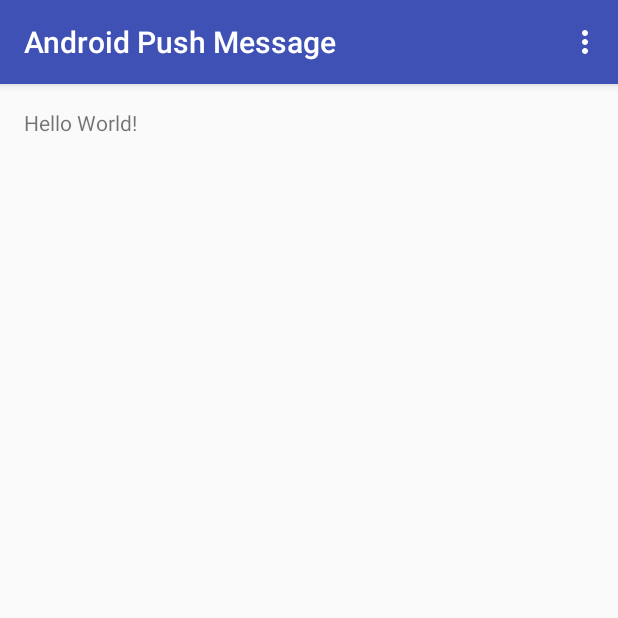
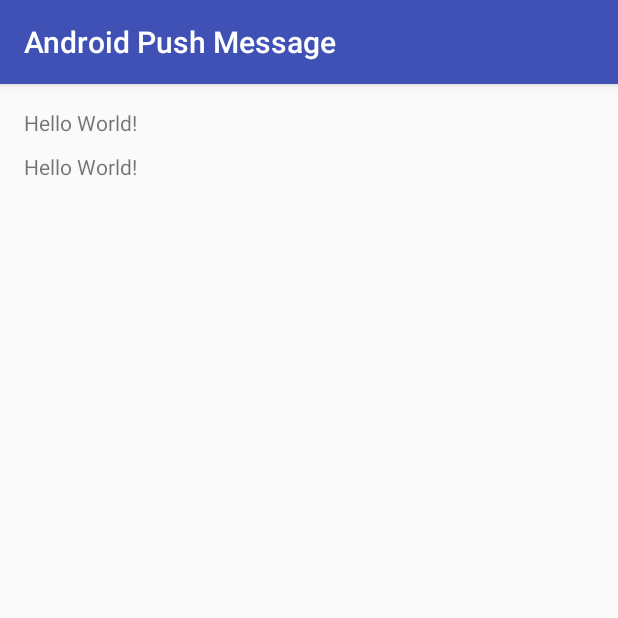
Before and after one commit to chicobentojr/android-push-message, an Android app: the screen it shows after launch (MainActivity), on a phone screen of 412 x 824 dp, the top half of it. Run offline under Robolectric (Android 15) with nearby library versions, the phone set to English and light mode, and no system bars; libraries missing offline, so code that uses them is left out: de.greenrobot.event; 1 statement that could not run was skipped.

Commit message:
Implement basic estruture to receive push message

```diff
--- a/app/src/main/java/br/com/chicobentojr/androidpushmessage/MainActivity.java
+++ /dev/null
@@ -1,52 +0,0 @@
-package br.com.chicobentojr.androidpushmessage;
-
-import android.os.Bundle;
-import android.support.design.widget.FloatingActionButton;
-import android.support.design.widget.Snackbar;
-import android.support.v7.app.AppCompatActivity;
-import android.support.v7.widget.Toolbar;
-import android.view.View;
-import android.view.Menu;
-import android.view.MenuItem;
-
-public class MainActivity extends AppCompatActivity {
-
-    @Override
-    protected void onCreate(Bundle savedInstanceState) {
-        super.onCreate(savedInstanceState);
-        setContentView(R.layout.activity_main);
-        Toolbar toolbar = (Toolbar) findViewById(R.id.toolbar);
-        setSupportActionBar(toolbar);
-
-        FloatingActionButton fab = (FloatingActionButton) findViewById(R.id.fab);
-        fab.setOnClickListener(new View.OnClickListener() {
-            @Override
-            public void onClick(View view) {
-                Snackbar.make(view, "Replace with your own action", Snackbar.LENGTH_LONG)
-                        .setAction("Action", null).show();
-            }
-        });
-    }
-
-    @Override
-    public boolean onCreateOptionsMenu(Menu menu) {
-        // Inflate the menu; this adds items to the action bar if it is present.
-        getMenuInflater().inflate(R.menu.menu_main, menu);
-        return true;
-    }
-
-    @Override
-    public boolean onOptionsItemSelected(MenuItem item) {
-        // Handle action bar item clicks here. The action bar will
-        // automatically handle clicks on the Home/Up button, so long
-        // as you specify a parent activity in AndroidManifest.xml.
-        int id = item.getItemId();
-
-        //noinspection SimplifiableIfStatement
-        if (id == R.id.action_settings) {
-            return true;
-        }
-
-        return super.onOptionsItemSelected(item);
-    }
-}
--- /dev/null
+++ b/app/src/main/java/br/com/chicobentojr/androidpushmessage/activitys/MainActivity.java
@@ -0,0 +1,83 @@
+package br.com.chicobentojr.androidpushmessage.activitys;
+
+import android.content.Intent;
+import android.os.Bundle;
+import android.support.design.widget.FloatingActionButton;
+import android.support.design.widget.Snackbar;
+import android.support.v7.app.AppCompatActivity;
+import android.support.v7.widget.Toolbar;
+import android.util.Log;
+import android.view.View;
+import android.widget.TextView;
+
+import com.google.android.gms.common.ConnectionResult;
+import com.google.android.gms.common.GooglePlayServicesUtil;
+
+import br.com.chicobentojr.androidpushmessage.R;
+import br.com.chicobentojr.androidpushmessage.gcm.RegistrationIntentService;
+import br.com.chicobentojr.androidpushmessage.models.PushMessage;
+import de.greenrobot.event.EventBus;
+
+public class MainActivity extends AppCompatActivity {
+
+    private static final String SERVER_API_KEY = "AIzaSyCp2sD0kQMpg-ZRq5-K1eM1XGfh0lc9lqU";
+    private static final String SENDER_ID = "201269282865";
+
+    private static final int PLAY_SERVICES_RESOLUTION_REQUEST = 9000;
+
+    private TextView txtTitle;
+    private TextView txtMessage;
+
+
+    @Override
+    protected void onCreate(Bundle savedInstanceState) {
+        super.onCreate(savedInstanceState);
+        setContentView(R.layout.activity_main);
+
+        EventBus.getDefault().register(this);
+
+        txtTitle = (TextView) findViewById(R.id.txtTitle);
+        txtMessage = (TextView) findViewById(R.id.txtMessage);
+        Toolbar toolbar = (Toolbar) findViewById(R.id.toolbar);
+        setSupportActionBar(toolbar);
+
+        FloatingActionButton fab = (FloatingActionButton) findViewById(R.id.fab);
+        fab.setOnClickListener(new View.OnClickListener() {
+            @Override
+            public void onClick(View view) {
+                Snackbar.make(view, "Replace with your own action", Snackbar.LENGTH_LONG)
+                        .setAction("Action", null).show();
+            }
+        });
+
+        if (checkPlayServices()) {
+            Intent intent = new Intent(this, RegistrationIntentService.class);
+            startService(intent);
+        }
+    }
+
+    private boolean checkPlayServices() {
+        int resultCode = GooglePlayServicesUtil.isGooglePlayServicesAvailable(this);
+        if (resultCode != ConnectionResult.SUCCESS) {
+            if (GooglePlayServicesUtil.isUserRecoverableError(resultCode)) {
+                GooglePlayServicesUtil.getErrorDialog(resultCode, this,
+                        PLAY_SERVICES_RESOLUTION_REQUEST).show();
+            } else {
+                Log.i("LOG", "This device is not supported.");
+                finish();
+            }
+            return false;
+        }
+        return true;
+    }
+
+    public void onEvent(final PushMessage pushMessage) {
+        runOnUiThread(new Runnable() {
+            @Override
+            public void run() {
+                txtTitle.setText(pushMessage.title);
+                txtMessage.setText(pushMessage.message);
+            }
+        });
+    }
+}
--- a/app/src/main/res/layout/activity_main.xml
+++ b/app/src/main/res/layout/activity_main.xml
@@ -5,7 +5,7 @@
     android:layout_width="match_parent"
     android:layout_height="match_parent"
     android:fitsSystemWindows="true"
-    tools:context="br.com.chicobentojr.androidpushmessage.MainActivity">
+    tools:context=".activitys.MainActivity">
 
     <android.support.design.widget.AppBarLayout
         android:layout_width="match_parent"
--- a/app/src/main/res/layout/content_main.xml
+++ b/app/src/main/res/layout/content_main.xml
@@ -9,11 +9,20 @@
     android:paddingRight="@dimen/activity_horizontal_margin"
     android:paddingTop="@dimen/activity_vertical_margin"
     app:layout_behavior="@string/appbar_scrolling_view_behavior"
-    tools:context="br.com.chicobentojr.androidpushmessage.MainActivity"
+    tools:context=".activitys.MainActivity"
     tools:showIn="@layout/activity_main">
 
     <TextView
+        android:id="@+id/txtTitle"
         android:layout_width="wrap_content"
         android:layout_height="wrap_content"
         android:text="Hello World!" />
+
+    <TextView
+        android:id="@+id/txtMessage"
+        android:layout_width="wrap_content"
+        android:layout_height="wrap_content"
+        android:layout_below="@id/txtTitle"
+        android:layout_marginTop="10dp"
+        android:text="Hello World!" />
 </RelativeLayout>
--- a/app/src/main/res/menu/menu_main.xml
+++ b/app/src/main/res/menu/menu_main.xml
@@ -1,7 +1,7 @@
 <menu xmlns:android="http://schemas.android.com/apk/res/android"
     xmlns:app="http://schemas.android.com/apk/res-auto"
     xmlns:tools="http://schemas.android.com/tools"
-    tools:context="br.com.chicobentojr.androidpushmessage.MainActivity">
+    tools:context=".activitys.MainActivity">
     <item
         android:id="@+id/action_settings"
         android:orderInCategory="100"
```
Also changed, not shown: app/src/main/AndroidManifest.xml (+4 -4 lines), app/src/main/java/br/com/chicobentojr/androidpushmessage/gcm/MyGcmListenerService.java (added, +25 -0 lines), app/src/main/java/br/com/chicobentojr/androidpushmessage/gcm/MyInstanceIDListenerService.java (added, +29 -0 lines), app/src/main/java/br/com/chicobentojr/androidpushmessage/gcm/RegistrationIntentService.java (added, +52 -0 lines), app/src/main/java/br/com/chicobentojr/androidpushmessage/models/PushMessage.java (added, +15 -0 lines).
